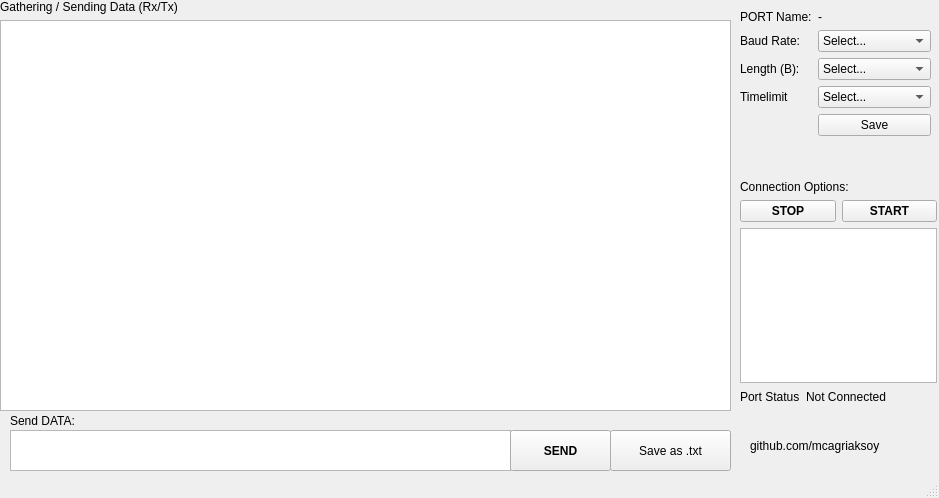
mcagriaksoy/Serial-Communication-GUI-Program, file ui/main_window.ui: the form before one commit.
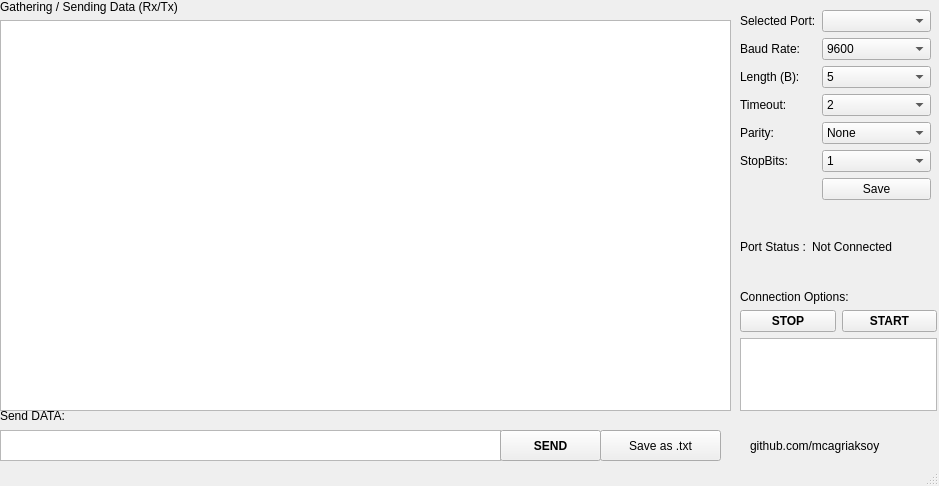
The form after the commit. Icons and pictures are not drawn.

Commit message: parity, len, timeout, stopbit feature add

What changed in the file:
```diff
--- a/ui/main_window.ui
+++ b/ui/main_window.ui
@@ -7,7 +7,7 @@
     <x>0</x>
     <y>0</y>
     <width>939</width>
-    <height>498</height>
+    <height>486</height>
    </rect>
   </property>
   <property name="cursor">
@@ -36,14 +36,14 @@
       <x>740</x>
       <y>10</y>
       <width>191</width>
-      <height>171</height>
+      <height>211</height>
      </rect>
     </property>
     <layout class="QFormLayout" name="formLayout">
      <item row="0" column="0">
       <widget class="QLabel" name="label_2">
        <property name="text">
-        <string>PORT Name:</string>
+        <string>Selected Port:</string>
        </property>
       </widget>
      </item>
@@ -58,7 +58,7 @@
       <widget class="QComboBox" name="comboBox_1">
        <item>
         <property name="text">
-         <string>Select...</string>
+         <string>9600</string>
         </property>
        </item>
        <item>
@@ -114,7 +114,7 @@
       <widget class="QComboBox" name="comboBox_2">
        <item>
         <property name="text">
-         <string>Select...</string>
+         <string>5</string>
         </property>
        </item>
        <item>
@@ -132,49 +132,10 @@
          <string>8</string>
         </property>
        </item>
-       <item>
-        <property name="text">
-         <string>16</string>
-        </property>
-       </item>
-       <item>
-        <property name="text">
-         <string>32</string>
-        </property>
-       </item>
-       <item>
-        <property name="text">
-         <string>64</string>
-        </property>
-       </item>
-      </widget>
-     </item>
-     <item row="0" column="1">
-      <widget class="QLabel" name="label_11">
-       <property name="text">
-        <string>-</string>
-       </property>
-      </widget>
-     </item>
-     <item row="4" column="1">
-      <widget class="QPushButton" name="save_button">
-       <property name="text">
-        <string>Save</string>
-       </property>
       </widget>
      </item>
      <item row="3" column="1">
       <widget class="QComboBox" name="comboBox">
-       <item>
-        <property name="text">
-         <string>Select...</string>
-        </property>
-       </item>
-       <item>
-        <property name="text">
-         <string>0</string>
-        </property>
-       </item>
        <item>
         <property name="text">
          <string>2</string>
@@ -215,10 +176,82 @@
      <item row="3" column="0">
       <widget class="QLabel" name="label_12">
        <property name="text">
-        <string>Timelimit</string>
+        <string>Timeout:</string>
        </property>
       </widget>
      </item>
+     <item row="0" column="1">
+      <widget class="QComboBox" name="comboBox_3"/>
+     </item>
+     <item row="4" column="0">
+      <widget class="QLabel" name="label_13">
+       <property name="text">
+        <string>Parity:</string>
+       </property>
+      </widget>
+     </item>
+     <item row="4" column="1">
+      <widget class="QComboBox" name="comboBox_4">
+       <item>
+        <property name="text">
+         <string>None</string>
+        </property>
+       </item>
+       <item>
+        <property name="text">
+         <string>Even</string>
+        </property>
+       </item>
+       <item>
+        <property name="text">
+         <string>Odd</string>
+        </property>
+       </item>
+       <item>
+        <property name="text">
+         <string>Mark</string>
+        </property>
+       </item>
+       <item>
+        <property name="text">
+         <string>Space</string>
+        </property>
+       </item>
+      </widget>
+     </item>
+     <item row="5" column="0">
+      <widget class="QLabel" name="label_14">
+       <property name="text">
+        <string>StopBits:</string>
+       </property>
+      </widget>
+     </item>
+     <item row="6" column="1">
+      <widget class="QPushButton" name="save_button">
+       <property name="text">
+        <string>Save</string>
+       </property>
+      </widget>
+     </item>
+     <item row="5" column="1">
+      <widget class="QComboBox" name="comboBox_5">
+       <item>
+        <property name="text">
+         <string>1</string>
+        </property>
+       </item>
+       <item>
+        <property name="text">
+         <string>1.5</string>
+        </property>
+       </item>
+       <item>
+        <property name="text">
+         <string>2</string>
+        </property>
+       </item>
+      </widget>
+     </item>
     </layout>
    </widget>
    <widget class="QWidget" name="gridLayoutWidget">
@@ -251,21 +284,37 @@
     <property name="geometry">
      <rect>
       <x>740</x>
-      <y>390</y>
-      <width>171</width>
+      <y>240</y>
+      <width>191</width>
       <height>21</height>
      </rect>
     </property>
     <layout class="QFormLayout" name="formLayout_2">
      <item row="0" column="0">
       <widget class="QLabel" name="label_4">
+       <property name="font">
+        <font>
+         <family>Arial</family>
+         <pointsize>9</pointsize>
+         <weight>50</weight>
+         <bold>false</bold>
+        </font>
+       </property>
        <property name="text">
-        <string>Port Status</string>
+        <string>Port Status :</string>
        </property>
       </widget>
      </item>
      <item row="0" column="1">
       <widget class="QLabel" name="label_5">
+       <property name="font">
+        <font>
+         <family>Arial</family>
+         <pointsize>9</pointsize>
+         <weight>50</weight>
+         <bold>false</bold>
+        </font>
+       </property>
        <property name="styleSheet">
         <string notr="true"/>
        </property>
@@ -280,9 +329,9 @@
     <property name="geometry">
      <rect>
       <x>740</x>
-      <y>180</y>
+      <y>290</y>
       <width>197</width>
-      <height>203</height>
+      <height>121</height>
      </rect>
     </property>
     <layout class="QVBoxLayout" name="verticalLayout">
@@ -336,10 +385,10 @@
    <widget class="QPushButton" name="save_txt_button">
     <property name="geometry">
      <rect>
-      <x>610</x>
+      <x>600</x>
       <y>430</y>
       <width>121</width>
-      <height>41</height>
+      <height>31</height>
      </rect>
     </property>
     <property name="text">
@@ -349,8 +398,8 @@
    <widget class="QLabel" name="label_9">
     <property name="geometry">
      <rect>
-      <x>10</x>
-      <y>405</y>
+      <x>0</x>
+      <y>400</y>
       <width>451</width>
       <height>31</height>
      </rect>
@@ -362,20 +411,20 @@
    <widget class="QTextEdit" name="textEdit_2">
     <property name="geometry">
      <rect>
-      <x>10</x>
+      <x>0</x>
       <y>430</y>
       <width>501</width>
-      <height>41</height>
+      <height>31</height>
      </rect>
     </property>
    </widget>
    <widget class="QPushButton" name="send_data_button">
     <property name="geometry">
      <rect>
-      <x>510</x>
+      <x>500</x>
       <y>430</y>
       <width>101</width>
-      <height>41</height>
+      <height>31</height>
      </rect>
     </property>
     <property name="font">
```
Left out of the diff: 30 changed lines with no effect on the pictures. The commit also changes 2 other files.
